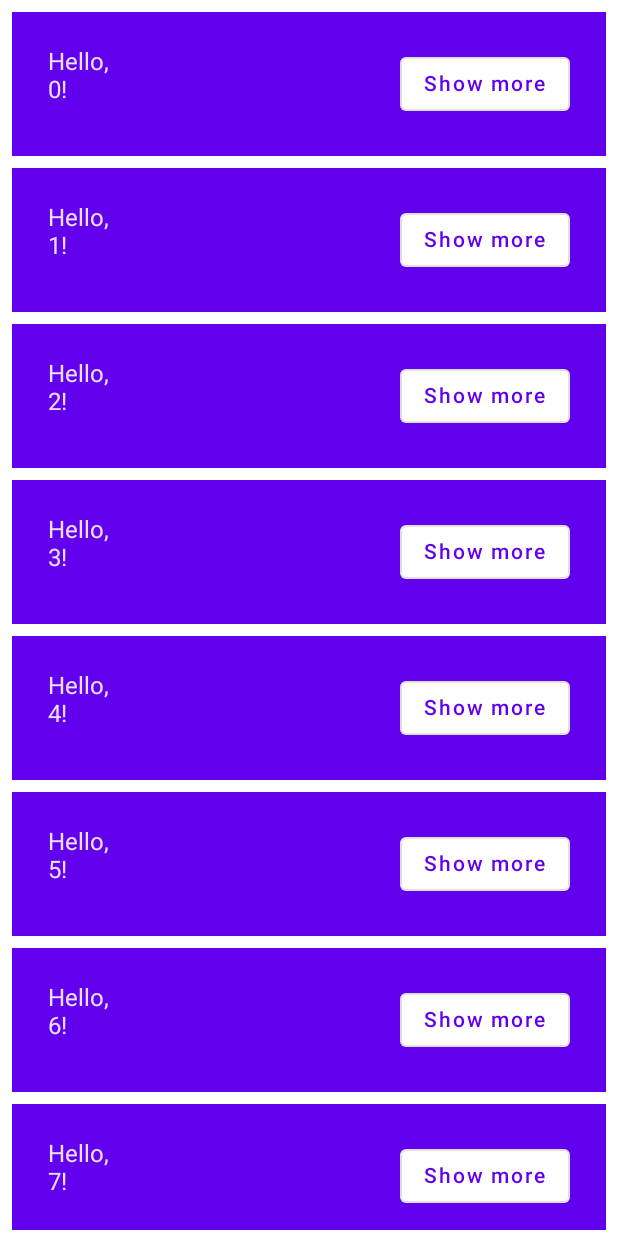
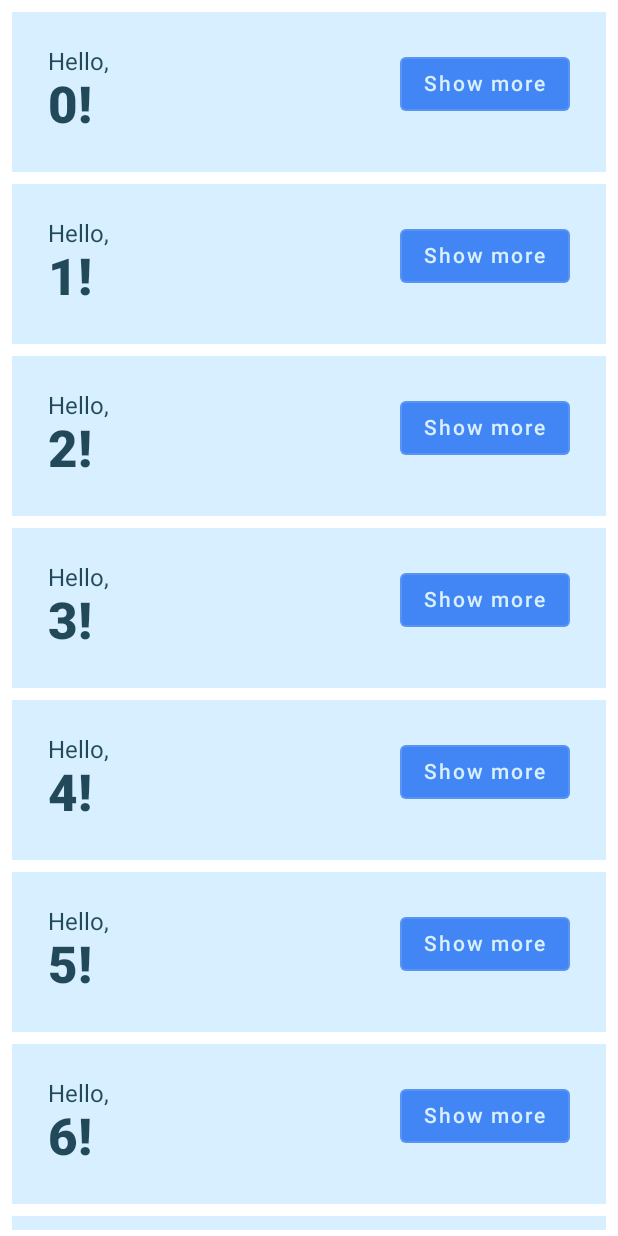
Before and after one commit to nimisaya/android-playground, an Android app built with Jetpack Compose: the screen it shows after launch (MainActivity), after a tap on "Continue", on a phone screen of 412 x 824 dp. Run offline under Robolectric (Android 15) with nearby library versions, the phone set to English and light mode, and no system bars.

Commit message:
Add spring animation and update colours

```diff
--- a/AnimatedList/app/src/main/java/com/nimisaya/animatedlist/MainActivity.kt
+++ b/AnimatedList/app/src/main/java/com/nimisaya/animatedlist/MainActivity.kt
@@ -4,6 +4,9 @@ import android.content.res.Configuration
 import android.os.Bundle
 import androidx.activity.ComponentActivity
 import androidx.activity.compose.setContent
+import androidx.compose.animation.core.Spring
+import androidx.compose.animation.core.animateDpAsState
+import androidx.compose.animation.core.spring
 import androidx.compose.foundation.layout.*
 import androidx.compose.foundation.lazy.LazyColumn
 import androidx.compose.foundation.lazy.items
@@ -12,6 +15,7 @@ import androidx.compose.runtime.*
 import androidx.compose.runtime.saveable.rememberSaveable
 import androidx.compose.ui.Alignment
 import androidx.compose.ui.Modifier
+import androidx.compose.ui.text.font.FontWeight
 import androidx.compose.ui.tooling.preview.Preview
 import androidx.compose.ui.unit.dp
 import com.nimisaya.animatedlist.ui.theme.AnimatedListTheme
@@ -68,18 +72,36 @@ private fun Greetings(names: List<String> = List(1000) { "$it" }){
 
 @Composable
 private fun Greeting(name: String) {
-    val expanded = remember { mutableStateOf(false)}
+    var expanded by remember { mutableStateOf(false)}
+
+    val extraPadding by animateDpAsState(
+        if (expanded) 48.dp else 0.dp,
+        animationSpec = spring(
+            dampingRatio = Spring.DampingRatioMediumBouncy,
+            stiffness = Spring.StiffnessLow
+        )
+
+    )
+
     Surface(
         color = MaterialTheme.colors.primary,
         modifier = Modifier.padding(vertical = 4.dp, horizontal = 8.dp)
     ) {
         Row(modifier = Modifier.padding(24.dp)){
-            Column(modifier = Modifier.weight(1f)) {
+            Column(modifier = Modifier
+                .weight(1f)
+                .padding(bottom = extraPadding.coerceAtLeast(0.dp))
+            ) {
                 Text(text = "Hello, ")
-                Text(text = "$name!")
+                Text(
+                    text = "$name!",
+                    style = MaterialTheme.typography.h4.copy(
+                    fontWeight = FontWeight.ExtraBold
+                    )
+                )
             }
-            OutlinedButton(onClick = {expanded.value = !expanded.value}) {
-                Text(if (expanded.value) "Show less" else "Show more")
+            OutlinedButton(onClick = {expanded = !expanded}) {
+                Text(if (expanded) "Show less" else "Show more")
             }
         }
     }
--- a/AnimatedList/app/src/main/java/com/nimisaya/animatedlist/ui/theme/Color.kt
+++ b/AnimatedList/app/src/main/java/com/nimisaya/animatedlist/ui/theme/Color.kt
@@ -6,3 +6,8 @@ val Purple200 = Color(0xFFBB86FC)
 val Purple500 = Color(0xFF6200EE)
 val Purple700 = Color(0xFF3700B3)
 val Teal200 = Color(0xFF03DAC5)
+
+val Navy = Color(0xFF073042)
+val Blue = Color(0xFF4285F4)
+val LightBlue = Color(0xFFD7EFFE)
+val Chartreuse = Color(0xFFEFF7CF)
--- a/AnimatedList/app/src/main/java/com/nimisaya/animatedlist/ui/theme/Theme.kt
+++ b/AnimatedList/app/src/main/java/com/nimisaya/animatedlist/ui/theme/Theme.kt
@@ -5,26 +5,20 @@ import androidx.compose.material.MaterialTheme
 import androidx.compose.material.darkColors
 import androidx.compose.material.lightColors
 import androidx.compose.runtime.Composable
+import androidx.compose.ui.graphics.Color
 
 private val DarkColorPalette = darkColors(
-    primary = Purple200,
-    primaryVariant = Purple700,
-    secondary = Teal200
+    surface = Blue,
+    onSurface = Navy,
+    primary = Navy,
+    onPrimary = Chartreuse
 )
 
 private val LightColorPalette = lightColors(
-    primary = Purple500,
-    primaryVariant = Purple700,
-    secondary = Teal200
-
-    /* Other default colors to override
-    background = Color.White,
-    surface = Color.White,
-    onPrimary = Color.White,
-    onSecondary = Color.Black,
-    onBackground = Color.Black,
-    onSurface = Color.Black,
-    */
+    surface = Blue,
+    onSurface = Color.White,
+    primary = LightBlue,
+    onPrimary = Navy
 )
 
 @Composable
```
